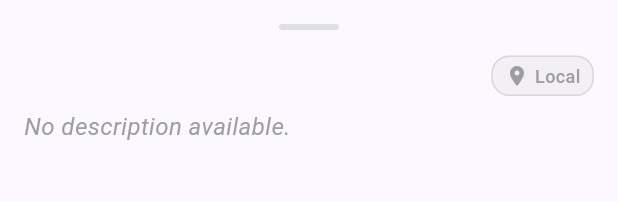
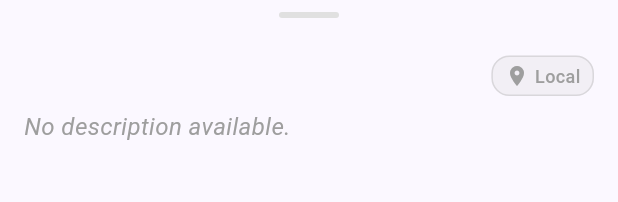
Before and after one commit to dnzlde/passear, a Flutter app: the WikiPoiDetail widget shown alone on an empty page, opened directly with empty values, on a phone screen of 412 x 824 dp. Shown: the top 202 px of the screen. Run offline on Flutter 3.47's test engine with Material 3 defaults, Android fonts, the phone set to English and light mode, and no system bars; our stand-ins replace flutter_map, flutter_tts, geolocator, just_audio, latlong2, shared_preferences; missing offline and left inert: audio_session; accounts and stored records are empty.

Commit message:
Fix DraggableScrollableSheet drag behavior - move handle outside scrollview
Co-authored-by: dnzlde <6322686+dnzlde@users.noreply.github.com>

```diff
--- a/lib/map/wiki_poi_detail.dart
+++ b/lib/map/wiki_poi_detail.dart
@@ -301,6 +301,18 @@ class _WikiPoiDetailState extends State<WikiPoiDetail> {
     return Column(
       mainAxisSize: MainAxisSize.min,
       children: [
+        // Drag handle indicator - OUTSIDE scrollview for proper drag detection
+        Center(
+          child: Container(
+            width: 40,
+            height: 4,
+            margin: const EdgeInsets.symmetric(vertical: 8),
+            decoration: BoxDecoration(
+              color: Colors.grey[300],
+              borderRadius: BorderRadius.circular(2),
+            ),
+          ),
+        ),
         // Progress indicator pinned at top (always visible)
         if (isSynthesizingAudio && synthesisTotal > 0)
           Container(
@@ -336,18 +348,6 @@ class _WikiPoiDetailState extends State<WikiPoiDetail> {
                 mainAxisSize: MainAxisSize.min,
                 crossAxisAlignment: CrossAxisAlignment.start,
                 children: [
-                  // Drag handle indicator
-                  Center(
-                    child: Container(
-                      width: 40,
-                      height: 4,
-                      margin: const EdgeInsets.only(bottom: 16),
-                      decoration: BoxDecoration(
-                        color: Colors.grey[300],
-                        borderRadius: BorderRadius.circular(2),
-                      ),
-                    ),
-                  ),
             Row(
               children: [
                 Expanded(
```
